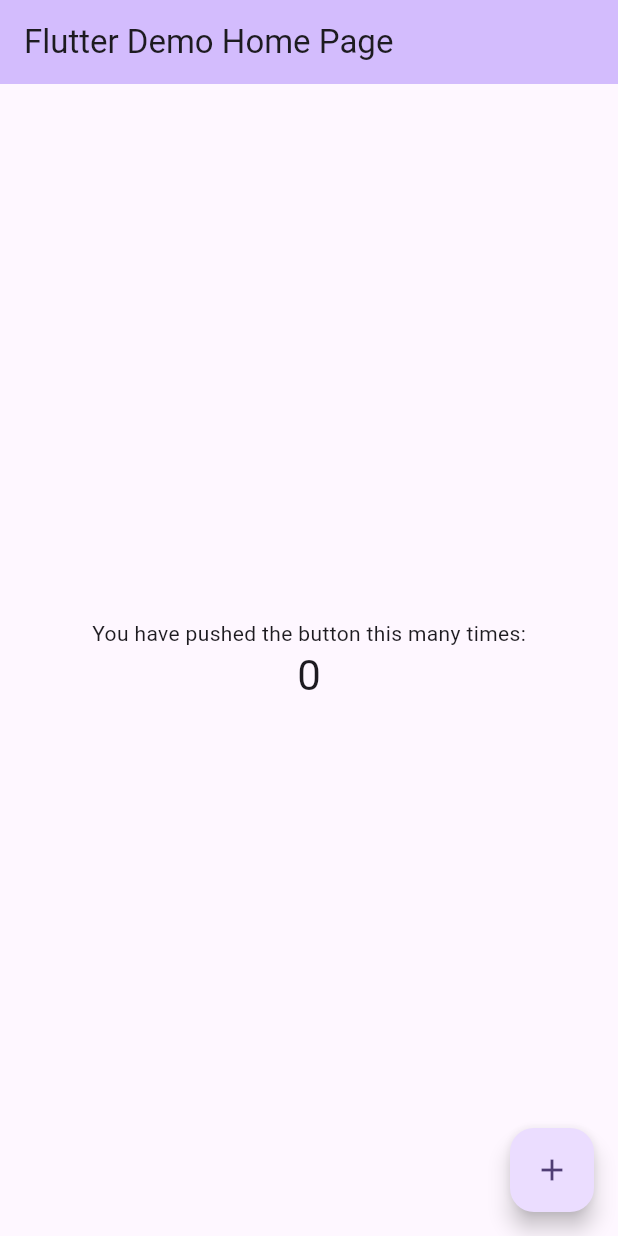
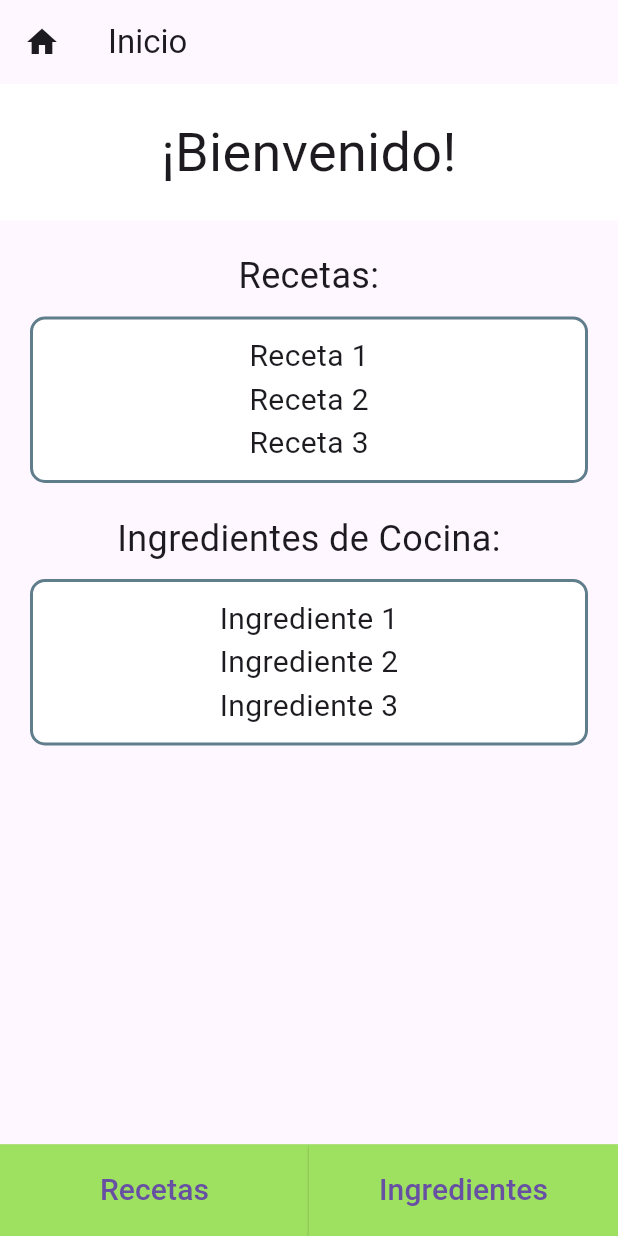
Before and after one commit to ShellXD1/CodeCrafters_dev, a Flutter app: the screen it shows after launch, on a phone screen of 412 x 824 dp. Run offline on Flutter 3.47's test engine with Material 3 defaults, Android fonts, the phone set to English and light mode, and no system bars.

Commit message:
Avance con la pantalla de inicio

```diff
--- a/lib/main.dart
+++ b/lib/main.dart
@@ -1,125 +1,173 @@
 import 'package:flutter/material.dart';
 
 void main() {
-  runApp(const MyApp());
+  runApp(MyApp());
 }
 
 class MyApp extends StatelessWidget {
-  const MyApp({super.key});
-
-  // This widget is the root of your application.
   @override
   Widget build(BuildContext context) {
     return MaterialApp(
-      title: 'Flutter Demo',
+      title: 'Pantalla de Inicio',
       theme: ThemeData(
-        // This is the theme of your application.
-        //
-        // TRY THIS: Try running your application with "flutter run". You'll see
-        // the application has a purple toolbar. Then, without quitting the app,
-        // try changing the seedColor in the colorScheme below to Colors.green
-        // and then invoke "hot reload" (save your changes or press the "hot
-        // reload" button in a Flutter-supported IDE, or press "r" if you used
-        // the command line to start the app).
-        //
-        // Notice that the counter didn't reset back to zero; the application
-        // state is not lost during the reload. To reset the state, use hot
-        // restart instead.
-        //
-        // This works for code too, not just values: Most code changes can be
-        // tested with just a hot reload.
-        colorScheme: ColorScheme.fromSeed(seedColor: Colors.deepPurple),
-        useMaterial3: true,
+        primarySwatch: Colors.blue,
       ),
-      home: const MyHomePage(title: 'Flutter Demo Home Page'),
+      home: HomeScreen(),
     );
   }
 }
 
-class MyHomePage extends StatefulWidget {
-  const MyHomePage({super.key, required this.title});
-
-  // This widget is the home page of your application. It is stateful, meaning
-  // that it has a State object (defined below) that contains fields that affect
-  // how it looks.
-
-  // This class is the configuration for the state. It holds the values (in this
-  // case the title) provided by the parent (in this case the App widget) and
-  // used by the build method of the State. Fields in a Widget subclass are
-  // always marked "final".
-
-  final String title;
-
-  @override
-  State<MyHomePage> createState() => _MyHomePageState();
-}
-
-class _MyHomePageState extends State<MyHomePage> {
-  int _counter = 0;
-
-  void _incrementCounter() {
-    setState(() {
-      // This call to setState tells the Flutter framework that something has
-      // changed in this State, which causes it to rerun the build method below
-      // so that the display can reflect the updated values. If we changed
-      // _counter without calling setState(), then the build method would not be
-      // called again, and so nothing would appear to happen.
-      _counter++;
-    });
-  }
-
+class HomeScreen extends StatelessWidget {
   @override
   Widget build(BuildContext context) {
-    // This method is rerun every time setState is called, for instance as done
-    // by the _incrementCounter method above.
-    //
-    // The Flutter framework has been optimized to make rerunning build methods
-    // fast, so that you can just rebuild anything that needs updating rather
-    // than having to individually change instances of widgets.
     return Scaffold(
       appBar: AppBar(
-        // TRY THIS: Try changing the color here to a specific color (to
-        // Colors.amber, perhaps?) and trigger a hot reload to see the AppBar
-        // change color while the other colors stay the same.
-        backgroundColor: Theme.of(context).colorScheme.inversePrimary,
-        // Here we take the value from the MyHomePage object that was created by
-        // the App.build method, and use it to set our appbar title.
-        title: Text(widget.title),
+        title: Text('Inicio'),
+        leading: IconButton(
+          icon: Icon(Icons.home),
+          onPressed: () {
+            // Acción al presionar el botón de la casita (regresar a la pantalla de inicio)
+            print("Botón de la casita presionado (regresar a la pantalla de inicio)");
+          },
+        ),
       ),
-      body: Center(
-        // Center is a layout widget. It takes a single child and positions it
-        // in the middle of the parent.
-        child: Column(
-          // Column is also a layout widget. It takes a list of children and
-          // arranges them vertically. By default, it sizes itself to fit its
-          // children horizontally, and tries to be as tall as its parent.
-          //
-          // Column has various properties to control how it sizes itself and
-          // how it positions its children. Here we use mainAxisAlignment to
-          // center the children vertically; the main axis here is the vertical
-          // axis because Columns are vertical (the cross axis would be
-          // horizontal).
-          //
-          // TRY THIS: Invoke "debug painting" (choose the "Toggle Debug Paint"
-          // action in the IDE, or press "p" in the console), to see the
-          // wireframe for each widget.
-          mainAxisAlignment: MainAxisAlignment.center,
+      body: Column(
+        crossAxisAlignment: CrossAxisAlignment.stretch,
+        children: [
+          Container(
+            color: const Color.fromARGB(255, 255, 255, 255), // Puedes cambiar el color de fondo si lo deseas
+            padding: EdgeInsets.symmetric(vertical: 20.0),
+            child: Center(
+              child: Text(
+                '¡Bienvenido!',
+                style: TextStyle(fontSize: 36.0),
+              ),
+            ),
+          ),
+          SizedBox(height: 20.0),
+          Expanded(
+            child: Column(
+              crossAxisAlignment: CrossAxisAlignment.stretch,
+              children: [
+                Text(
+                  'Recetas:',
+                  textAlign: TextAlign.center,
+                  style: TextStyle(fontSize: 24.0),
+                ),
+                SizedBox(height: 10.0),
+                Container(
+                  padding: EdgeInsets.all(10.0),
+                  margin: EdgeInsets.symmetric(horizontal: 20.0),
+                  decoration: BoxDecoration(
+                    color: Colors.white,
+                    border: Border.all(
+                      color: Colors.blueGrey,
+                      width: 2.0,
+                    ),
+                    borderRadius: BorderRadius.circular(10.0),
+                  ),
+                  child: Column(
+                    children: [
+                      Text(
+                        'Receta 1',
+                        style: TextStyle(fontSize: 20.0),
+                      ),
+                      Text(
+                        'Receta 2',
+                        style: TextStyle(fontSize: 20.0),
+                      ),
+                      Text(
+                        'Receta 3',
+                        style: TextStyle(fontSize: 20.0),
+                      ),
+                    ],
+                  ),
+                ),
+                SizedBox(height: 20.0),
+                Text(
+                  'Ingredientes de Cocina:',
+                  textAlign: TextAlign.center,
+                  style: TextStyle(fontSize: 24.0),
+                ),
+                SizedBox(height: 10.0),
+                Container(
+                  padding: EdgeInsets.all(10.0),
+                  margin: EdgeInsets.symmetric(horizontal: 20.0),
+                  decoration: BoxDecoration(
+                    color: Colors.white,
+                    border: Border.all(
+                      color: Colors.blueGrey,
+                      width: 2.0,
+                    ),
+                    borderRadius: BorderRadius.circular(10.0),
+                  ),
+                  child: Column(
+                    children: [
+                      Text(
+                        'Ingrediente 1',
+                        style: TextStyle(fontSize: 20.0),
+                      ),
+                      Text(
+                        'Ingrediente 2',
+                        style: TextStyle(fontSize: 20.0),
+                      ),
+                      Text(
+                        'Ingrediente 3',
+                        style: TextStyle(fontSize: 20.0),
+                      ),
+                    ],
+                  ),
+                ),
+              ],
+            ),
+          ),
+        ],
+      ),
+      bottomNavigationBar: Container(
+        color: Color(0xFF9EE060), // Color personalizado
+        child: Row(
           children: <Widget>[
-            const Text(
-              'You have pushed the button this many times:',
+            Expanded(
+              child: ElevatedButton(
+                onPressed: () {
+                  // Acción al presionar el botón "Recetas"
+                  print("Botón 'Recetas' presionado");
+                },
+                style: ElevatedButton.styleFrom(
+                  backgroundColor: Color(0xFF9EE060), // Color personalizado
+                  shape: RoundedRectangleBorder(
+                    borderRadius: BorderRadius.zero, // Hace que el botón sea rectangular
+                  ),
+                  padding: EdgeInsets.all(16.0), // Aumenta el padding del botón para hacerlo más grande
+                ),
+                child: Text(
+                  'Recetas',
+                  style: TextStyle(fontSize: 20.0), // Aumenta el tamaño del texto
+                ),
+              ),
             ),
-            Text(
-              '$_counter',
-              style: Theme.of(context).textTheme.headlineMedium,
+            Expanded(
+              child: ElevatedButton(
+                onPressed: () {
+                  // Acción al presionar el botón "Ingredientes"
+                  print("Botón 'Ingredientes' presionado");
+                },
+                style: ElevatedButton.styleFrom(
+                  backgroundColor: Color(0xFF9EE060), // Color personalizado
+                  shape: RoundedRectangleBorder(
+                    borderRadius: BorderRadius.zero, // Hace que el botón sea rectangular
+                  ),
+                  padding: EdgeInsets.all(16.0), // Aumenta el padding del botón para hacerlo más grande
+                ),
+                child: Text(
+                  'Ingredientes',
+                  style: TextStyle(fontSize: 20.0), // Aumenta el tamaño del texto
+                ),
+              ),
             ),
           ],
         ),
       ),
-      floatingActionButton: FloatingActionButton(
-        onPressed: _incrementCounter,
-        tooltip: 'Increment',
-        child: const Icon(Icons.add),
-      ), // This trailing comma makes auto-formatting nicer for build methods.
     );
   }
 }
```
Also changed, not shown: 2 other files.
